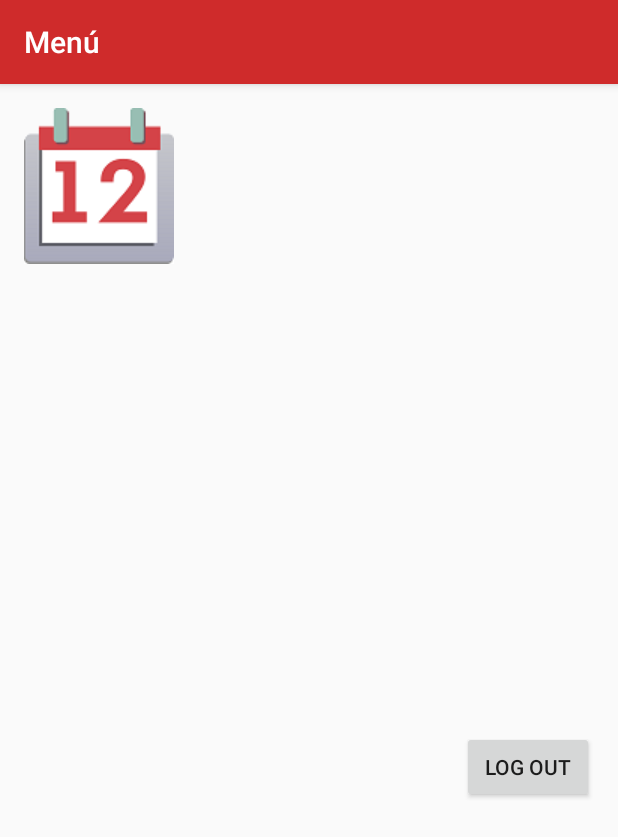
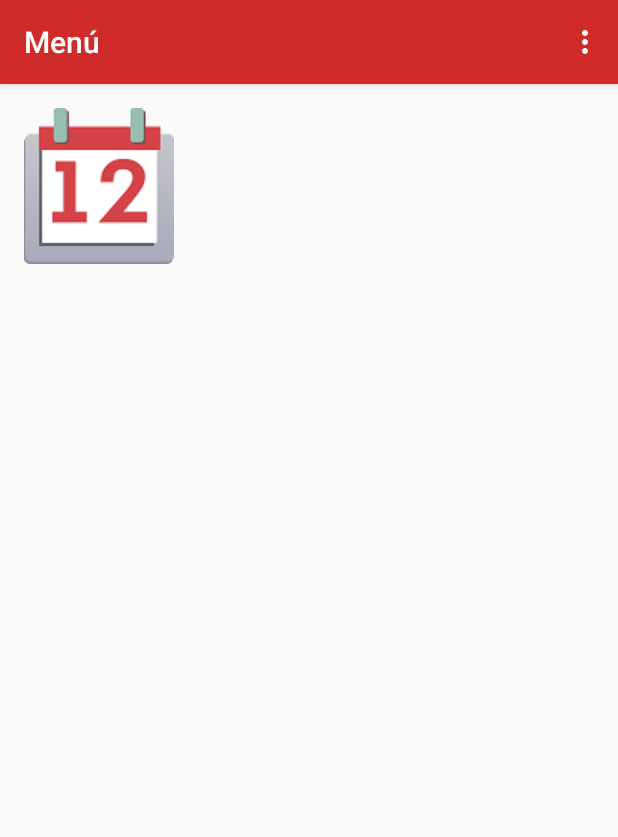
Before and after one commit to UNIZAR-30248-2015-Raven/raven, an Android app: the MainActivity screen opened directly, with no data from a screen before it, on a phone screen of 412 x 824 dp. Shown: the top 837 px of the screen. Run offline under Robolectric (Android 15) with nearby library versions, the phone set to English and light mode, and no system bars.

Commit message:
Menú añadido

```diff
--- a/app/src/main/res/layout/activity_main.xml
+++ b/app/src/main/res/layout/activity_main.xml
@@ -25,12 +25,4 @@
                 android:background="@null" />
         </LinearLayout>
     </ScrollView>
-
-    <Button
-        android:layout_width="wrap_content"
-        android:layout_height="wrap_content"
-        android:text="Log out"
-        android:id="@+id/logout"
-        android:layout_gravity="right" />
-
 </LinearLayout>
--- /dev/null
+++ b/app/src/main/res/menu/menu.xml
@@ -0,0 +1,6 @@
+<?xml version="1.0" encoding="utf-8"?>
+<menu xmlns:android="http://schemas.android.com/apk/res/android">
+    <item android:id="@+id/log_out"
+        android:icon="@android:drawable/ic_menu_search"
+        android:title="@string/log_out" />
+</menu>
--- a/app/src/main/res/values/strings.xml
+++ b/app/src/main/res/values/strings.xml
@@ -23,6 +23,8 @@
     <string name="prompt_apellido_contacto">Apellido del contacto</string>
     <string name="prompt_telefono_contacto">Teléfono del contacto</string>
 
+    <string name="log_out">Cerrar sesión</string>
+
     <string name="error_datos">Datos introducidos erróneamente</string>
     <string name="exito_datos">Datos introducidos correctamente</string>
     <string name="exito_sesion">Bienvenido</string>
```
Also changed, not shown: 1 other file.
